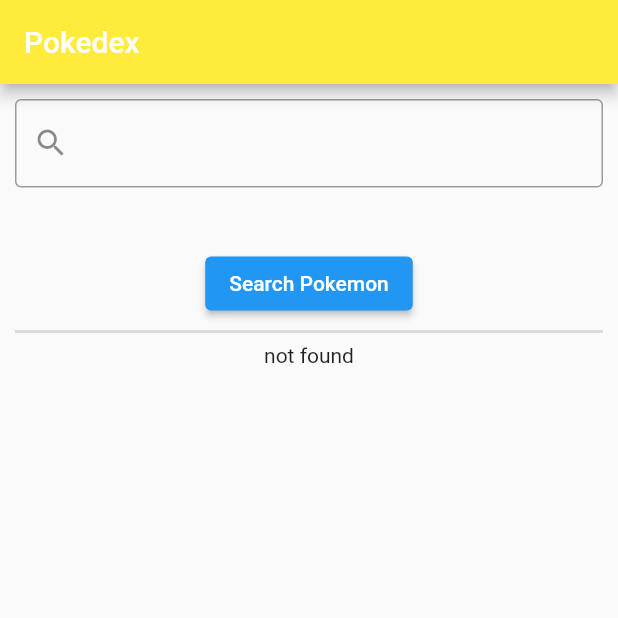
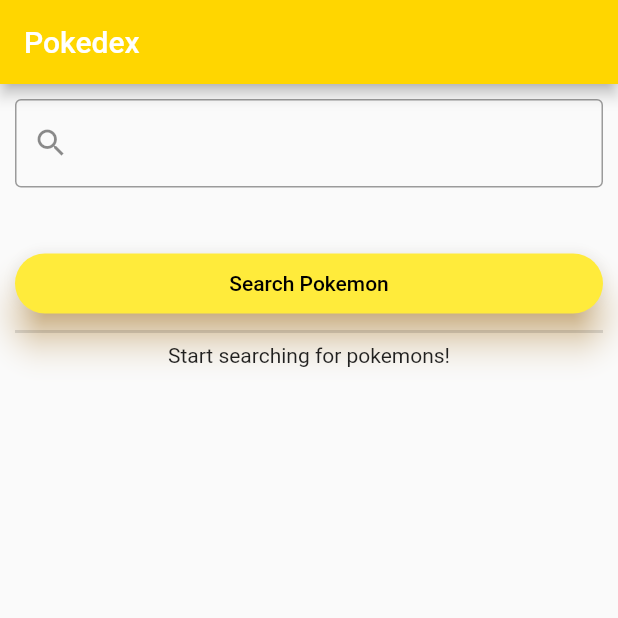
Before and after one commit to Dencou/PokeApp, a Flutter app: the screen it shows after launch, on a phone screen of 412 x 824 dp, the top half of it. Run offline on Flutter 3.47's test engine with Material 2 defaults, Android fonts, the phone set to English and light mode, and no system bars; our stand-ins replace get, mobx; missing offline and left inert: snack; generated files the repository leaves out were written again.

Commit message:
Updated colors

```diff
--- a/lib/Pages/HomePage.dart
+++ b/lib/Pages/HomePage.dart
@@ -34,7 +34,7 @@ class _HomePage extends State<HomePage>{
     return Scaffold(
       appBar: AppBar(
         title: Text('Pokedex'),
-        backgroundColor: Colors.yellow,
+        backgroundColor: Colors.yellowAccent.shade700,
       ),
       body: SingleChildScrollView(
         child: Padding(
@@ -53,9 +53,17 @@ class _HomePage extends State<HomePage>{
 
                 ),
                 SizedBox(height: 40,),
-                ElevatedButton(onPressed: ()=>{submit()}, child: Text('Search Pokemon')),
+                ElevatedButton(onPressed: ()=>{submit()}, child: Text('Search Pokemon', style: TextStyle(color: Colors.black),),
+                  style: ElevatedButton.styleFrom(
+                    minimumSize: Size.fromHeight(40),
+                    primary: Colors.yellow,
+                    shadowColor: Colors.yellow.shade800,
+                    elevation: 10,
+                    shape: RoundedRectangleBorder(borderRadius: BorderRadius.circular(20)),
+
+                ),),
                 Divider(thickness: 2,),
-                pokeStore.pokemonName.isEmpty ? Text('not found') : PokeCard(),
+                pokeStore.pokemonName.isEmpty ? Text('Start searching for pokemons!') : PokeCard(),
 
               ],
             )
```
Also changed, not shown: lib/Pages/DetailedPokemonPage.dart (+16 -7 lines), lib/Widgets/PokeCard.dart (+33 -4 lines).
